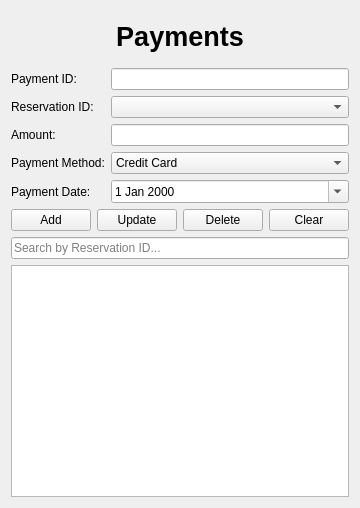
WeWeBunnyX/HotelReservationSQL_Application, file payments.ui: the form before one commit.
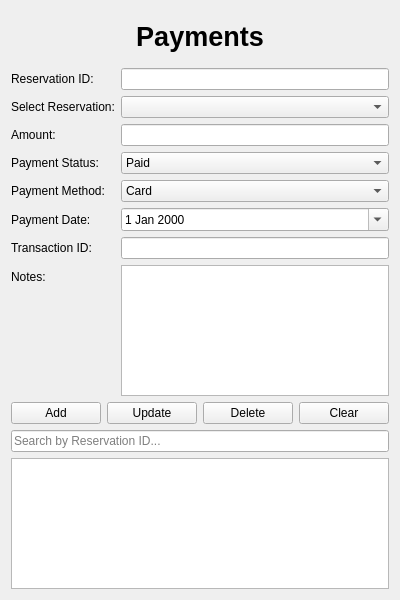
The form after the commit.

Commit message:
Added Payment Module functionality
- SQL query modifies payment attributes in reservation table

```diff
--- a/payments.ui
+++ b/payments.ui
@@ -6,8 +6,8 @@
    <rect>
     <x>0</x>
     <y>0</y>
-    <width>358</width>
-    <height>508</height>
+    <width>400</width>
+    <height>600</height>
    </rect>
   </property>
   <property name="windowTitle">
@@ -30,9 +30,9 @@
    <item>
     <layout class="QFormLayout" name="formLayout">
      <item row="0" column="0">
-      <widget class="QLabel" name="labelPaymentID">
+      <widget class="QLabel" name="labelReservationID">
        <property name="text">
-        <string>Payment ID:</string>
+        <string>Reservation ID:</string>
        </property>
       </widget>
      </item>
@@ -44,9 +44,9 @@
       </widget>
      </item>
      <item row="1" column="0">
-      <widget class="QLabel" name="labelReservationID">
+      <widget class="QLabel" name="labelSelectReservation">
        <property name="text">
-        <string>Reservation ID:</string>
+        <string>Select Reservation:</string>
        </property>
       </widget>
      </item>
@@ -64,22 +64,38 @@
       <widget class="QLineEdit" name="lineEditAmount"/>
      </item>
      <item row="3" column="0">
+      <widget class="QLabel" name="labelPaymentStatus">
+       <property name="text">
+        <string>Payment Status:</string>
+       </property>
+      </widget>
+     </item>
+     <item row="3" column="1">
+      <widget class="QComboBox" name="comboBoxPaymentStatus">
+       <item>
+        <property name="text">
+         <string>Paid</string>
+        </property>
+       </item>
+       <item>
+        <property name="text">
+         <string>Pending</string>
+        </property>
+       </item>
+      </widget>
+     </item>
+     <item row="4" column="0">
       <widget class="QLabel" name="labelMethod">
        <property name="text">
         <string>Payment Method:</string>
        </property>
       </widget>
      </item>
-     <item row="3" column="1">
+     <item row="4" column="1">
       <widget class="QComboBox" name="comboBoxPaymentMethod">
        <item>
         <property name="text">
-         <string>Credit Card</string>
-        </property>
-       </item>
-       <item>
-        <property name="text">
-         <string>Debit Card</string>
+         <string>Card</string>
         </property>
        </item>
        <item>
@@ -94,20 +110,40 @@
        </item>
       </widget>
      </item>
-     <item row="4" column="0">
+     <item row="5" column="0">
       <widget class="QLabel" name="labelDate">
        <property name="text">
         <string>Payment Date:</string>
        </property>
       </widget>
      </item>
-     <item row="4" column="1">
+     <item row="5" column="1">
       <widget class="QDateEdit" name="dateEditPaymentDate">
        <property name="calendarPopup">
         <bool>true</bool>
        </property>
       </widget>
      </item>
+     <item row="6" column="0">
+      <widget class="QLabel" name="labelTransactionID">
+       <property name="text">
+        <string>Transaction ID:</string>
+       </property>
+      </widget>
+     </item>
+     <item row="6" column="1">
+      <widget class="QLineEdit" name="lineEditTransactionID"/>
+     </item>
+     <item row="7" column="0">
+      <widget class="QLabel" name="labelNotes">
+       <property name="text">
+        <string>Notes:</string>
+       </property>
+      </widget>
+     </item>
+     <item row="7" column="1">
+      <widget class="QTextEdit" name="textEditPaymentNotes"/>
+     </item>
     </layout>
    </item>
    <item>
```
Left out of the diff: 7 changed lines with no effect on the pictures. The commit also changes 2 other files.
